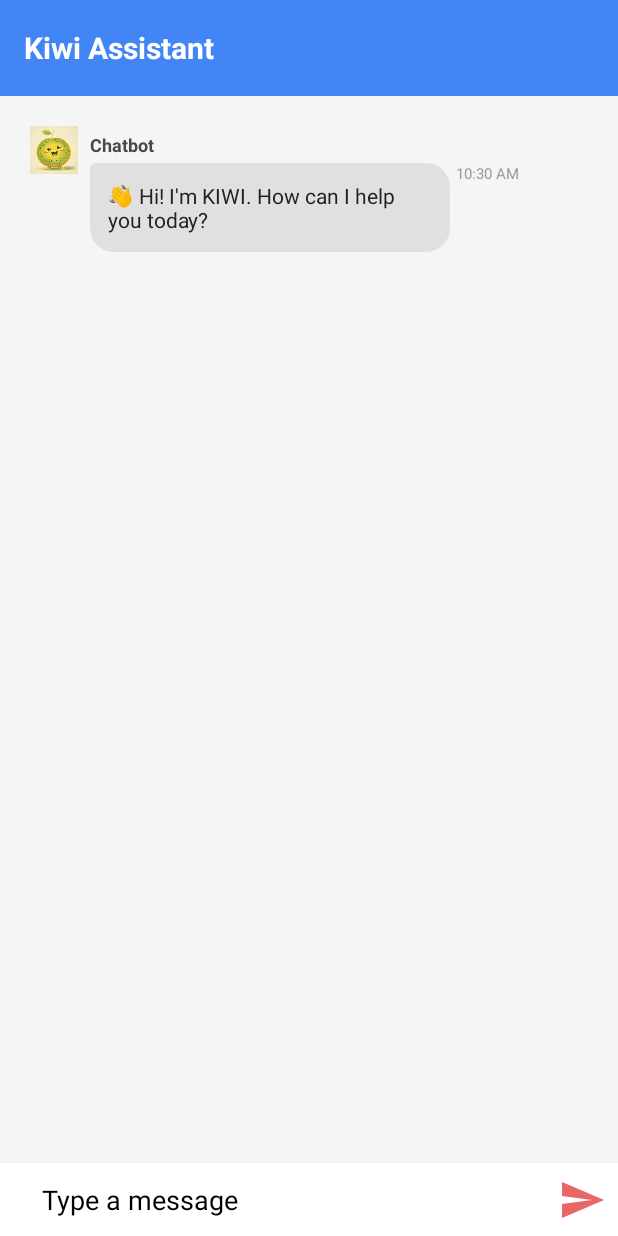
After one commit to PRINCEKUMAR2025/ShopIt, an Android app: the KiwiActivity screen opened directly, with no data from a screen before it, on a phone screen of 412 x 824 dp. The commit adds this screen. Run offline under Robolectric (Android 15) with nearby library versions, the phone set to English and light mode, and no system bars; Roboto replaces fonts that are not available here.

Commit message:
KIWI Chatbot integrated with fastapi on render

```diff
--- a/app/src/main/AndroidManifest.xml
+++ b/app/src/main/AndroidManifest.xml
@@ -18,6 +18,9 @@
         android:theme="@style/Theme.PrinceEcommerceApp"
         android:usesCleartextTraffic="true"
         tools:targetApi="31">
+        <activity
+            android:name=".activities.KiwiActivity"
+            android:exported="false" />
         <activity
             android:name=".activities.ChatActivity"
             android:exported="false" />
--- /dev/null
+++ b/app/src/main/java/com/example/princeecommerceapp/activities/KiwiActivity.java
@@ -0,0 +1,109 @@
+package com.example.princeecommerceapp.activities;
+
+import androidx.appcompat.app.AppCompatActivity;
+import androidx.recyclerview.widget.LinearLayoutManager;
+import androidx.recyclerview.widget.RecyclerView;
+
+import android.os.Bundle;
+import android.view.View;
+import android.widget.EditText;
+import android.widget.ImageButton;
+import android.widget.Toast;
+
+import com.example.princeecommerceapp.R;
+import com.example.princeecommerceapp.adapters.ChatAdapter;
+import com.example.princeecommerceapp.api.KiwiApiService;
+import com.example.princeecommerceapp.api.RetrofitClient;
+import com.example.princeecommerceapp.models.ChatMessage;
+import com.example.princeecommerceapp.models.ChatRequest;
+import com.example.princeecommerceapp.models.ChatResponse;
+import com.example.princeecommerceapp.utils.Constants;
+
+import retrofit2.Call;
+import retrofit2.Callback;
+import retrofit2.Response;
+
+public class KiwiActivity extends AppCompatActivity {
+
+    private RecyclerView recyclerView;
+    private ChatAdapter chatAdapter;
+    private EditText messageInput;
+    private ImageButton sendButton;
+    private KiwiApiService apiService;
+
+    @Override
+    protected void onCreate(Bundle savedInstanceState) {
+        super.onCreate(savedInstanceState);
+        setContentView(R.layout.activity_kiwi);
+
+        // Initialize API client
+        apiService = RetrofitClient.getChatbotApiService();
+
+        // Initialize views
+        recyclerView = findViewById(R.id.recycler_chat);
+        messageInput = findViewById(R.id.edit_text_message);
+        sendButton = findViewById(R.id.button_send);
+
+        // Set up RecyclerView with adapter
+        chatAdapter = new ChatAdapter(this);
+        recyclerView.setLayoutManager(new LinearLayoutManager(this));
+        recyclerView.setAdapter(chatAdapter);
+
+        // Add welcome message
+        addBotMessage("👋 Hi! I'm KIWI. How can I help you today?");
+
+        // Set up send button click listener
+        sendButton.setOnClickListener(new View.OnClickListener() {
+            @Override
+            public void onClick(View v) {
+                String message = messageInput.getText().toString().trim();
+                if (!message.isEmpty()) {
+                    sendMessage(message);
+                    messageInput.setText("");
+                }
+            }
+        });
+    }
+
+    private void sendMessage(String message) {
+        // Add user message to chat
+        addUserMessage(message);
+
+        // Create request
+        ChatRequest request = new ChatRequest(message);
+
+        // Make API call
+        apiService.sendMessage(request).enqueue(new Callback<ChatResponse>() {
+            @Override
+            public void onResponse(Call<ChatResponse> call, Response<ChatResponse> response) {
+                if (response.isSuccessful() && response.body() != null) {
+                    String botResponse = response.body().getResponse();
+                    addBotMessage(botResponse);
+                } else {
+                    addBotMessage("Sorry, I'm having trouble responding right now. Please try again later.");
+                }
+            }
+            @Override
+            public void onFailure(Call<ChatResponse> call, Throwable t) {
+                addBotMessage("Network error. Please check your connection and try again.");
+                Toast.makeText(KiwiActivity.this, "Network error: " + t.getMessage(), Toast.LENGTH_SHORT).show();
+            }
+        });
+    }
+
+    private void addUserMessage(String message) {
+        ChatMessage chatMessage = new ChatMessage(message, com.example.princeecommerceapp.utils.Constants.MESSAGE_TYPE_SENT);
+        chatAdapter.addMessage(chatMessage);
+        scrollToBottom();
+    }
+
+    private void addBotMessage(String message) {
+        ChatMessage chatMessage = new ChatMessage(message, Constants.MESSAGE_TYPE_RECEIVED);
+        chatAdapter.addMessage(chatMessage);
+        scrollToBottom();
+    }
+
+    private void scrollToBottom() {
+        recyclerView.scrollToPosition(chatAdapter.getItemCount() - 1);
+    }
+}
--- a/app/src/main/java/com/example/princeecommerceapp/activities/MainActivity.java
+++ b/app/src/main/java/com/example/princeecommerceapp/activities/MainActivity.java
@@ -125,6 +125,9 @@ public class MainActivity extends AppCompatActivity {
         if (id==R.id.menu_videos){
             startActivity(new Intent(MainActivity.this,Showvideo.class));
         }
+        if (id==R.id.menu_KIWI){
+            startActivity(new Intent(MainActivity.this, KiwiActivity.class));
+        }
         return true;
     }
 
--- /dev/null
+++ b/app/src/main/java/com/example/princeecommerceapp/adapters/ChatAdapter.java
@@ -0,0 +1,93 @@
+package com.example.princeecommerceapp.adapters;
+import android.content.Context;
+import android.view.LayoutInflater;
+import android.view.View;
+import android.view.ViewGroup;
+import android.widget.TextView;
+import androidx.annotation.NonNull;
+import androidx.recyclerview.widget.RecyclerView;
+
+import com.example.princeecommerceapp.R;
+import com.example.princeecommerceapp.models.ChatMessage;
+import com.example.princeecommerceapp.utils.Constants;
+
+import java.text.SimpleDateFormat;
+import java.util.ArrayList;
+import java.util.Date;
+import java.util.List;
+import java.util.Locale;
+public class ChatAdapter extends RecyclerView.Adapter<RecyclerView.ViewHolder> {
+    private List<ChatMessage> messageList;
+    private Context context;
+    private SimpleDateFormat timeFormat;
+    public ChatAdapter(Context context) {
+        this.context = context;
+        this.messageList = new ArrayList<>();
+        this.timeFormat = new SimpleDateFormat("h:mm a", Locale.getDefault());
+    }
+    public void addMessage(ChatMessage message) {
+        messageList.add(message);
+        notifyItemInserted(messageList.size() - 1);
+    }
+    @Override
+    public int getItemViewType(int position) {
+        return messageList.get(position).getMessageType();
+    }
+    @NonNull
+    @Override
+    public RecyclerView.ViewHolder onCreateViewHolder(@NonNull ViewGroup parent, int viewType) {
+        if (viewType == Constants.MESSAGE_TYPE_SENT) {
+            View view = LayoutInflater.from(context).inflate(R.layout.item_chat_message_sent, parent, false);
+            return new SentMessageViewHolder(view);
+        } else {
+            View view = LayoutInflater.from(context).inflate(R.layout.item_chat_message_received, parent, false);
+            return new ReceivedMessageViewHolder(view);
+        }
+    }
+    @Override
+    public void onBindViewHolder(@NonNull RecyclerView.ViewHolder holder, int position) {
+        ChatMessage message = messageList.get(position);
+
+        if (holder.getItemViewType() == Constants.MESSAGE_TYPE_SENT) {
+            ((SentMessageViewHolder) holder).bind(message);
+        } else {
+            ((ReceivedMessageViewHolder) holder).bind(message);
+        }
+    }
+    @Override
+    public int getItemCount() {
+        return messageList.size();
+    }
+    // View holder for sent messages
+    private class SentMessageViewHolder extends RecyclerView.ViewHolder {
+        TextView messageText, timeText;
+        SentMessageViewHolder(View itemView) {
+            super(itemView);
+            messageText = itemView.findViewById(R.id.text_message_body);
+            timeText = itemView.findViewById(R.id.text_message_time);
+        }
+        void bind(ChatMessage message) {
+            messageText.setText(message.getMessage());
+
+            // Format the stored timestamp into a readable String
+            timeText.setText(timeFormat.format(new Date(message.getTimestamp())));
+        }
+    }
+    // View holder for received messages
+    private class ReceivedMessageViewHolder extends RecyclerView.ViewHolder {
+        TextView messageText, timeText, nameText;
+        ReceivedMessageViewHolder(View itemView) {
+            super(itemView);
+            messageText = itemView.findViewById(R.id.text_message_body);
+            timeText = itemView.findViewById(R.id.text_message_time);
+            nameText = itemView.findViewById(R.id.text_message_name);
+        }
+        void bind(ChatMessage message) {
+            messageText.setText(message.getMessage());
+
+            // Format the stored timestamp into a readable String
+            timeText.setText(timeFormat.format(new Date(message.getTimestamp())));
+            nameText.setText("Chatbot");
+        }
+    }
+}
--- /dev/null
+++ b/app/src/main/java/com/example/princeecommerceapp/api/KiwiApiService.java
@@ -0,0 +1,15 @@
+package com.example.princeecommerceapp.api;
+
+import com.example.princeecommerceapp.models.ChatRequest;
+import com.example.princeecommerceapp.models.ChatResponse;
+
+import retrofit2.http.Body;
+import retrofit2.http.POST;
+import retrofit2.Call;
+import retrofit2.http.Body;
+import retrofit2.http.POST;
+
+public interface KiwiApiService {
+    @POST("/api/chat")
+    Call<ChatResponse> sendMessage(@Body ChatRequest request);
+}
--- /dev/null
+++ b/app/src/main/java/com/example/princeecommerceapp/api/RetrofitClient.java
@@ -0,0 +1,23 @@
+package com.example.princeecommerceapp.api;
+
+import com.example.princeecommerceapp.utils.Constants;
+
+import retrofit2.Retrofit;
+import retrofit2.converter.gson.GsonConverterFactory;
+
+public class RetrofitClient {
+    private static Retrofit retrofit = null;
+    private static KiwiApiService chatbotApiService = null;
+    public static synchronized KiwiApiService getChatbotApiService() {
+        if (chatbotApiService == null) {
+            if (retrofit == null) {
+                retrofit = new Retrofit.Builder()
+                        .baseUrl(Constants.BASE_URL)
+                        .addConverterFactory(GsonConverterFactory.create())
+                        .build();
+            }
+            chatbotApiService = retrofit.create(KiwiApiService.class);
+        }
+        return chatbotApiService;
+    }
+}
--- /dev/null
+++ b/app/src/main/java/com/example/princeecommerceapp/models/ChatMessage.java
@@ -0,0 +1,27 @@
+package com.example.princeecommerceapp.models;
+
+
+import com.example.princeecommerceapp.utils.Constants;
+
+public class ChatMessage {
+    private String message;
+    private int messageType;
+    private long timestamp;
+    public ChatMessage(String message, int messageType) {
+        this.message = message;
+        this.messageType = messageType;
+        this.timestamp = System.currentTimeMillis();
+    }
+    public String getMessage() {
+        return message;
+    }
+    public int getMessageType() {
+        return messageType;
+    }
+    public long getTimestamp() {
+        return timestamp;
+    }
+    public boolean isSentByUser() {
+        return messageType == Constants.MESSAGE_TYPE_SENT;
+    }
+}
--- /dev/null
+++ b/app/src/main/res/drawable/bg_message_received.xml
@@ -0,0 +1,7 @@
+<?xml version="1.0" encoding="utf-8"?>
+<shape xmlns:android="http://schemas.android.com/apk/res/android"
+    android:shape="rectangle">
+    <solid android:color="#E0E0E0" />
+    <corners android:radius="16dp"
+        android:topLeftRadius="4dp" />
+</shape>
--- /dev/null
+++ b/app/src/main/res/drawable/circle.xml
@@ -0,0 +1,10 @@
+<?xml version="1.0" encoding="utf-8"?>
+<shape
+    xmlns:android="http://schemas.android.com/apk/res/android"
+    android:shape="oval">
+    <solid
+        android:color="#34A853"/>
+    <size
+        android:width="32dp"
+        android:height="32dp"/>
+</shape>
--- /dev/null
+++ b/app/src/main/res/layout/activity_kiwi.xml
@@ -0,0 +1,82 @@
+<?xml version="1.0" encoding="utf-8"?>
+<androidx.constraintlayout.widget.ConstraintLayout xmlns:android="http://schemas.android.com/apk/res/android"
+    xmlns:app="http://schemas.android.com/apk/res-auto"
+    xmlns:tools="http://schemas.android.com/tools"
+    android:layout_width="match_parent"
+    android:layout_height="match_parent"
+    android:background="#f5f5f5"
+    tools:context=".activities.KiwiActivity">
+
+    <androidx.appcompat.widget.Toolbar
+        android:id="@+id/toolbar"
+        android:layout_width="match_parent"
+        android:layout_height="?attr/actionBarSize"
+        android:background="#4285F4"
+        android:elevation="4dp"
+        app:layout_constraintTop_toTopOf="parent"
+        app:layout_constraintStart_toStartOf="parent"
+        app:layout_constraintEnd_toEndOf="parent">
+
+        <TextView
+            android:layout_width="wrap_content"
+            android:layout_height="wrap_content"
+            android:text="Kiwi Assistant"
+            android:textColor="#FFFFFF"
+            android:textSize="20sp"
+            android:textStyle="bold" />
+
+    </androidx.appcompat.widget.Toolbar>
+
+    <androidx.recyclerview.widget.RecyclerView
+        android:id="@+id/recycler_chat"
+        android:layout_width="0dp"
+        android:layout_height="0dp"
+        android:clipToPadding="false"
+        android:padding="12dp"
+        android:scrollbars="vertical"
+        app:layout_constraintBottom_toTopOf="@+id/layout_chatbox"
+        app:layout_constraintEnd_toEndOf="parent"
+        app:layout_constraintStart_toStartOf="parent"
+        app:layout_constraintTop_toBottomOf="@+id/toolbar" />
+
+    <LinearLayout
+        android:id="@+id/layout_chatbox"
+        android:layout_width="0dp"
+        android:layout_height="wrap_content"
+        android:background="#FFFFFF"
+        android:minHeight="48dp"
+        android:orientation="horizontal"
+        android:elevation="2dp"
+        app:layout_constraintBottom_toBottomOf="parent"
+        app:layout_constraintEnd_toEndOf="parent"
+        app:layout_constraintStart_toStartOf="parent">
+
+        <EditText
+            android:id="@+id/edit_text_message"
+            android:layout_width="0dp"
+            android:layout_height="wrap_content"
+            android:layout_gravity="center"
+            android:layout_marginStart="16dp"
+            android:layout_marginEnd="16dp"
+            android:layout_weight="1"
+            android:background="@android:color/transparent"
+            android:hint="Type a message"
+            android:textColor="@color/black"
+            android:textColorHint="@color/black"
+            android:inputType="text"
+            android:maxLines="6"
+            android:padding="12dp" />
+
+        <ImageButton
+            android:id="@+id/button_send"
+            android:layout_width="48dp"
+            android:layout_height="48dp"
+            android:layout_gravity="bottom"
+            android:background="?attr/selectableItemBackground"
+            android:contentDescription="Send"
+            android:padding="8dp"
+            android:scaleType="fitCenter"
+            android:src="@drawable/baseline_send_24" />
+    </LinearLayout>
+
+</androidx.constraintlayout.widget.ConstraintLayout>
--- /dev/null
+++ b/app/src/main/res/layout/item_chat_message_received.xml
@@ -0,0 +1,58 @@
+<?xml version="1.0" encoding="utf-8"?>
+<androidx.constraintlayout.widget.ConstraintLayout
+    xmlns:android="http://schemas.android.com/apk/res/android"
+    xmlns:app="http://schemas.android.com/apk/res-auto"
+    android:layout_width="match_parent"
+    android:layout_height="wrap_content"
+    android:paddingTop="8dp">
+
+    <ImageView
+        android:id="@+id/image_message_profile"
+        android:layout_width="32dp"
+        android:layout_height="32dp"
+        android:layout_marginStart="8dp"
+        android:background="@drawable/circle"
+        android:contentDescription="@string/profile_image"
+        android:src="@drawable/kiwi"
+        app:layout_constraintStart_toStartOf="parent"
+        app:layout_constraintTop_toTopOf="parent" />
+
+    <TextView
+        android:id="@+id/text_message_name"
+        android:layout_width="wrap_content"
+        android:layout_height="wrap_content"
+        android:layout_marginStart="8dp"
+        android:layout_marginTop="4dp"
+        android:text="KIWI"
+        android:textSize="12sp"
+        android:textStyle="bold"
+        app:layout_constraintStart_toEndOf="@+id/image_message_profile"
+        app:layout_constraintTop_toTopOf="parent" />
+
+    <TextView
+        android:id="@+id/text_message_body"
+        android:layout_width="wrap_content"
+        android:layout_height="wrap_content"
+        android:layout_marginStart="8dp"
+        android:layout_marginTop="4dp"
+        android:background="@drawable/bg_message_received"
+        android:maxWidth="240dp"
+        android:padding="12dp"
+        android:text="This is a received message"
+        android:textColor="#212121"
+        app:layout_constraintStart_toEndOf="@+id/image_message_profile"
+        app:layout_constraintTop_toBottomOf="@+id/text_message_name" />
+
+    <TextView
+        android:id="@+id/text_message_time"
+        android:layout_width="wrap_content"
+        android:layout_height="wrap_content"
+        android:layout_marginStart="4dp"
+        android:layout_marginTop="4dp"
+        android:text="10:00 AM"
+        android:textSize="10sp"
+        android:textColor="#999999"
+        app:layout_constraintStart_toEndOf="@+id/text_message_body"
+        app:layout_constraintTop_toBottomOf="@+id/text_message_name" />
+
+</androidx.constraintlayout.widget.ConstraintLayout>
--- a/app/src/main/res/menu/main_menu.xml
+++ b/app/src/main/res/menu/main_menu.xml
@@ -3,6 +3,11 @@
     xmlns:app="http://schemas.android.com/apk/res-auto">
 
 
+    <item
+        android:id="@+id/menu_KIWI"
+        android:title="KIWI"
+        android:icon="@drawable/kiwi"
+        app:showAsAction="always"/>
     <item
         android:id="@+id/menu_videos"
         android:title="Logout"
@@ -16,4 +21,5 @@
 
 
 
+
 </menu>
--- a/app/src/main/res/values/strings.xml
+++ b/app/src/main/res/values/strings.xml
@@ -7,4 +7,5 @@
     <string name="description">Lorem Ipsum is simply dummy text of the printing and typesetting industry</string>
     <!-- TODO: Remove or change this placeholder text -->
     <string name="hello_blank_fragment">Hello blank fragment</string>
+    <string name="profile_image">Profile Image</string>
 </resources>
```
Also changed, not shown: app/build.gradle.kts (+14 -0 lines), app/src/main/java/com/example/princeecommerceapp/models/ChatRequest.java (added, +19 -0 lines), app/src/main/java/com/example/princeecommerceapp/models/ChatResponse.java (added, +8 -0 lines), app/src/main/java/com/example/princeecommerceapp/utils/Constants.java (added, +9 -0 lines), app/src/main/res/drawable/bg_message_sent.xml (added, +7 -0 lines), app/src/main/res/layout/item_chat_message_sent.xml (added, +33 -0 lines), app/src/main/res/drawable/kiwi.jpeg (added).
